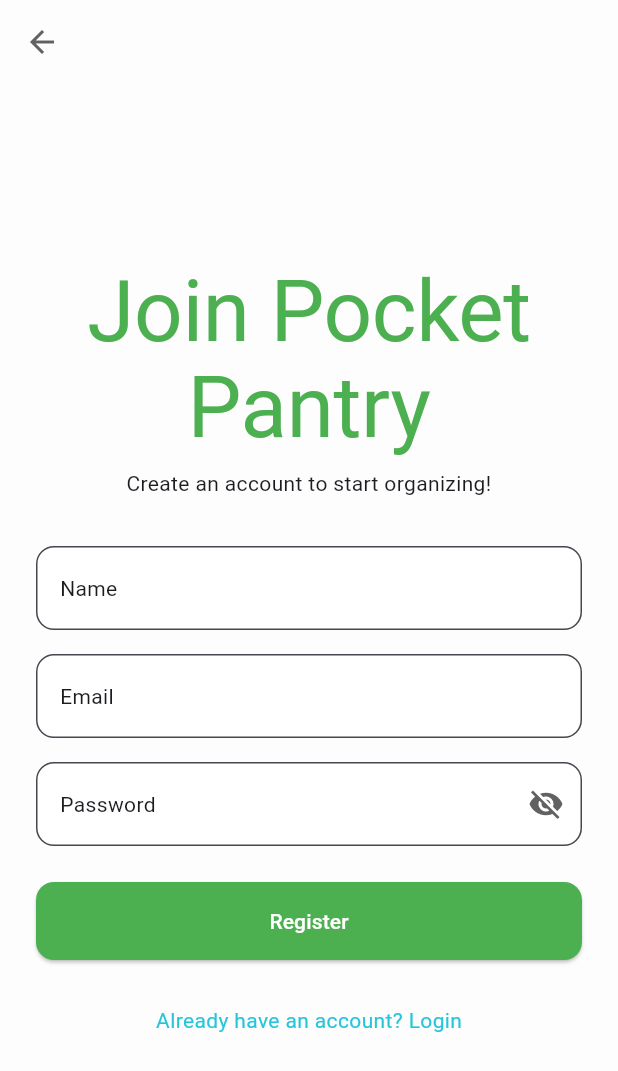
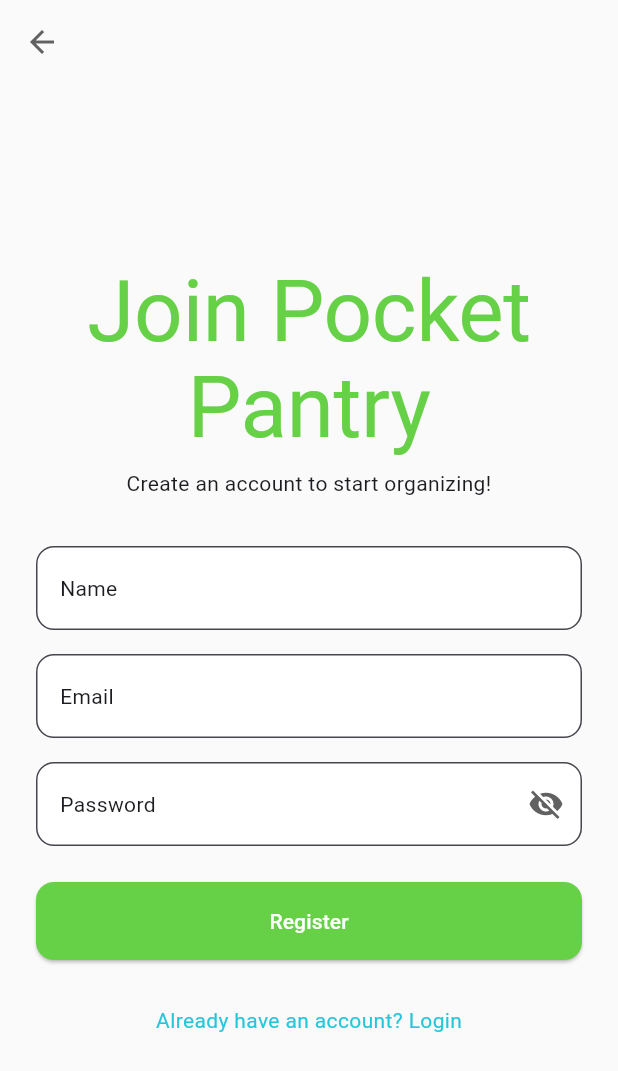
Before and after one commit to manthan-chauhan-17/pocket-pantry-frontend, a Flutter app: the screen it shows after launch, on a phone screen of 412 x 824 dp. Shown: the top 1071 px of the screen. Run offline on Flutter 3.47's test engine with Material 3 defaults, Android fonts, the phone set to English and light mode, and no system bars; our stand-ins replace bloc, dio, equatable, flutter_bloc, google_fonts, retrofit and 1 more; generated files the repository leaves out were written again; network calls fail.

Commit message:
--stable-- color file changes

```diff
--- a/lib/colors.dart
+++ b/lib/colors.dart
@@ -3,18 +3,28 @@ import 'package:flutter/material.dart';
 
 class AppColors {
   // Primary Theme Colors
-  static const Color primary = Color(0xFF4CAF50); // Fresh green
+
+// from figma
+  static const Color primary = Color(0xFF66D147); // Fresh green
+  static const Color fadedGreen = Color(0xFFD1E5D9);
+  static const Color greenText = Color(0xFF638F57);
+
   static const Color secondary = Color(0xFFFFA726); // Warm orange
   static const Color accent = Color(0xFF26C6DA); // Soft teal
 
   // Light Theme
-  static const Color lightBackground = Color(0xFFFDFDFD); // Near white
+  static const Color lightBackground = Color(0xFFFAFAFA); // Near white
   static const Color lightSurface = Color(0xFFFFFFFF); // True white
   static const Color lightText = Color(0xFF212121); // Deep black
   static const Color lightIcon = Color(0xFF616161); // Medium grey
 
   // Dark Theme
   static const Color darkBackground = Color(0xFF121212); // Charcoal
+
+  // from figma
+  static const Color primaryDarkGreen = Color(0xFF30A85E);
+  static const Color fadedDarkGreen = Color(0xFFA3B5A8);
+
   static const Color darkSurface = Color(0xFF1E1E1E); // Darker surface
   static const Color darkText = Color(0xFFF5F5F5); // Soft white
   static const Color darkIcon = Color(0xFFBDBDBD); // Light grey
@@ -25,6 +35,6 @@ class AppColors {
   static const Color error = Color(0xFFEF5350); // Red
 
   // Shadows & Borders
-  static const Color shadow = Color(0x1A000000); // Light black shadow
-  static const Color divider = Color(0xFFE0E0E0); // Grey divider
+  // static const Color shadow = Color(0x1A000000); // Light black shadow
+  // static const Color divider = Color(0xFFE0E0E0); // Grey divider
 }
--- a/lib/screens/home_screen/home_screen.dart
+++ b/lib/screens/home_screen/home_screen.dart
@@ -31,7 +31,6 @@ class _HomeScreenState extends State<HomeScreen> {
         ),
         backgroundColor: AppColors.lightSurface,
         elevation: 2,
-        shadowColor: AppColors.shadow,
       ),
       floatingActionButton: FloatingActionButton(
         onPressed: () {},
--- a/lib/widgets/custom_text_field.dart
+++ b/lib/widgets/custom_text_field.dart
@@ -38,7 +38,6 @@ class _CustomTextFieldState extends State<CustomTextField> {
         labelStyle: textTheme.bodyMedium,
         border: OutlineInputBorder(
           borderRadius: BorderRadius.circular(12.0),
-          borderSide: BorderSide(color: AppColors.divider),
         ),
         focusedBorder: OutlineInputBorder(
           borderRadius: BorderRadius.circular(12.0),
```
Also changed, not shown: lib/widgets/grocery_tile.dart (+5 -9 lines), pubspec.lock, 7 other files.
